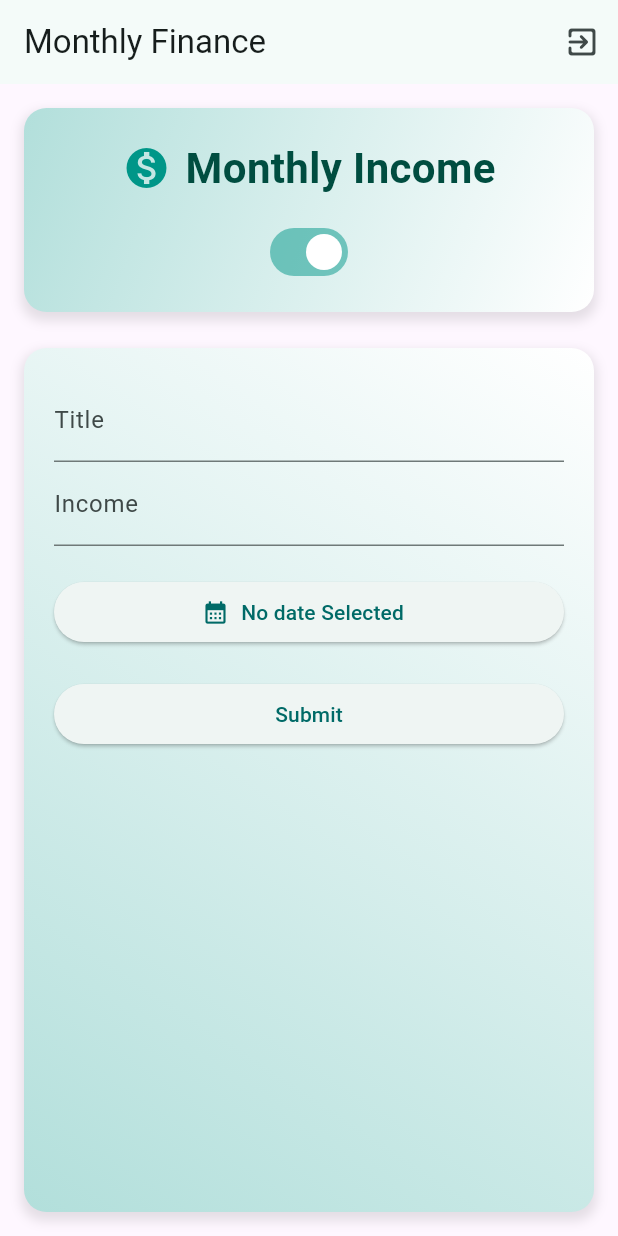
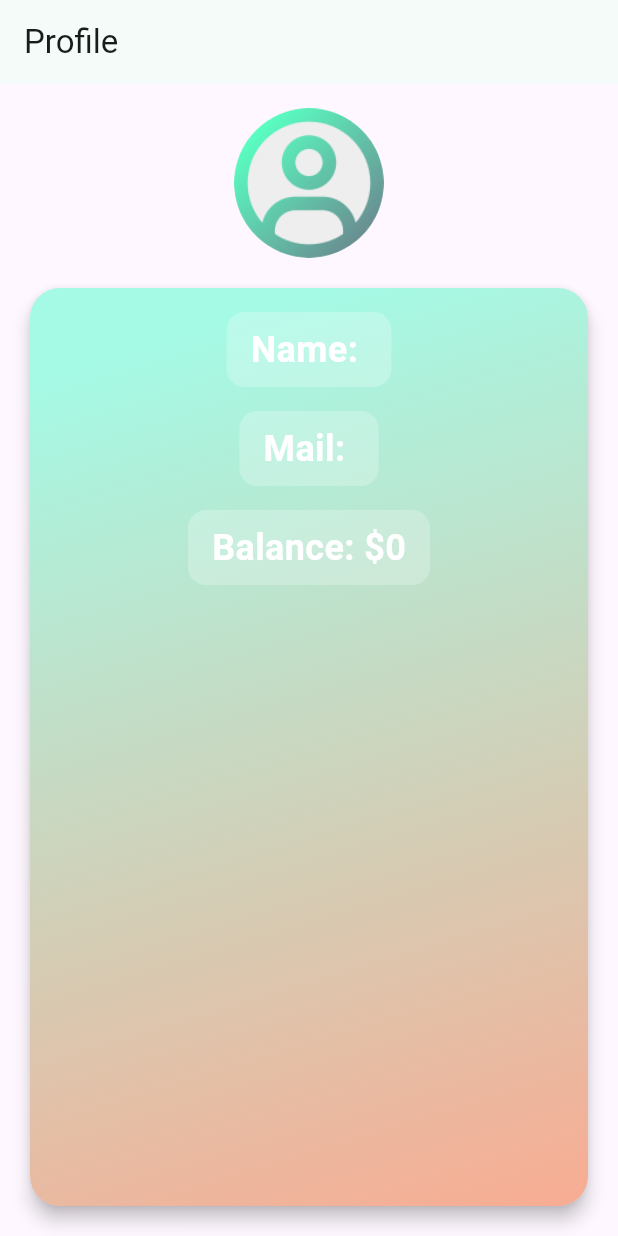
Before and after one commit to RaihanRafi01/Finance-Management, a Flutter app: the screen it shows once a user with an empty profile is signed in, on a phone screen of 412 x 824 dp. Run offline on Flutter 3.47's test engine with Material 3 defaults, Android fonts, the phone set to English and light mode, and no system bars; our stand-ins replace cloud_firestore, firebase_auth, firebase_core, firebase_storage, fl_chart, flutter_svg and 4 more; accounts and stored records are empty.

Commit message:
profile Screen Done (View,Update,Pic Upload)

```diff
--- a/lib/main.dart
+++ b/lib/main.dart
@@ -2,6 +2,7 @@
 import 'package:finance_management/services/recurringFinanceManager.dart';
 import 'package:finance_management/ui/screens/authentication.dart';
 import 'package:finance_management/ui/screens/monthlyFinance.dart';
+import 'package:finance_management/ui/screens/profile.dart';
 import 'package:finance_management/ui/screens/splash.dart';
 import 'package:firebase_auth/firebase_auth.dart';
 import 'package:firebase_core/firebase_core.dart';
@@ -41,7 +42,7 @@
             return const SplashScreen();
           }
           if (snapshot.hasData) {
-            return const MonthlyFinanceScreen();
+            return ProfileScreen();
           }
           return const AuthScreen();
         },
--- /dev/null
+++ b/lib/ui/screens/profile.dart
@@ -0,0 +1,244 @@
+import 'dart:io';
+
+import 'package:flutter/material.dart';
+import 'package:cloud_firestore/cloud_firestore.dart';
+import 'package:firebase_auth/firebase_auth.dart';
+import 'package:image_picker/image_picker.dart';
+import 'package:firebase_storage/firebase_storage.dart';
+
+class ProfileScreen extends StatefulWidget {
+  const ProfileScreen({super.key});
+
+  @override
+  _ProfileScreenState createState() => _ProfileScreenState();
+}
+
+class _ProfileScreenState extends State<ProfileScreen> {
+  late Future<DocumentSnapshot> _userData;
+  File? _pickedImageFile;
+  final picker = ImagePicker();
+
+  // Editing Controllers
+  final _usernameController = TextEditingController();
+  final _emailController = TextEditingController();
+
+  bool _isEditing = false;
+
+  @override
+  void initState() {
+    super.initState();
+    final user = FirebaseAuth.instance.currentUser!;
+    final userDoc = FirebaseFirestore.instance.collection('users').doc(user.uid);
+    _userData = userDoc.get().then((snapshot) {
+      if (snapshot.exists) {
+        final data = snapshot.data() as Map<String, dynamic>;
+        _usernameController.text = data['username'] ?? '';
+        _emailController.text = data['email'] ?? '';
+      }
+      return snapshot;
+    });
+  }
+
+  Future<void> _pickImage() async {
+    final pickedImage = await picker.pickImage(
+      source: ImageSource.camera, // or ImageSource.gallery
+      imageQuality: 50,
+      maxWidth: 150,
+    );
+    if (pickedImage != null) {
+      setState(() {
+        _pickedImageFile = File(pickedImage.path);
+      });
+      await _uploadProfilePic(_pickedImageFile!);
+    }
+  }
+
+  Future<void> _uploadProfilePic(File imageFile) async {
+    final user = FirebaseAuth.instance.currentUser!;
+    final storageRef = FirebaseStorage.instance
+        .ref()
+        .child('user_profile_pics')
+        .child('${user.uid}.jpg');
+
+    await storageRef.putFile(imageFile);
+
+    final downloadUrl = await storageRef.getDownloadURL();
+    await FirebaseFirestore.instance
+        .collection('users')
+        .doc(user.uid)
+        .update({'picture': downloadUrl});
+
+    setState(() {
+      _userData = FirebaseFirestore.instance.collection('users').doc(user.uid).get();
+    });
+  }
+
+  Future<void> _saveChanges() async {
+    final user = FirebaseAuth.instance.currentUser!;
+    await FirebaseFirestore.instance.collection('users').doc(user.uid).update({
+      'username': _usernameController.text,
+      'email': _emailController.text,
+    });
+
+    setState(() {
+      _isEditing = false;
+      _userData = FirebaseFirestore.instance.collection('users').doc(user.uid).get();
+    });
+  }
+
+  void _cancelChanges() {
+    setState(() {
+      _isEditing = false;
+      // Optionally reset the text fields to original values
+    });
+  }
+
+  Widget _buildTextField(String label, TextEditingController controller) {
+    return Padding(
+      padding: const EdgeInsets.only(bottom: 16.0),
+      child: TextField(
+        controller: controller,
+        decoration: InputDecoration(
+          labelText: label,
+          border: const OutlineInputBorder(),
+        ),
+      ),
+    );
+  }
+
+  Widget _buildInfoBox(String label, String content) {
+    return Container(
+      padding: const EdgeInsets.symmetric(vertical: 8.0, horizontal: 16.0),
+      decoration: BoxDecoration(
+        color: Colors.white24,
+        borderRadius: BorderRadius.circular(12),
+      ),
+      child: Text('$label: $content',
+          style: const TextStyle(
+            fontSize: 24,
+            fontWeight: FontWeight.bold,
+            color: Colors.white,
+          )),
+    );
+  }
+
+  @override
+  Widget build(BuildContext context) {
+    return Scaffold(
+      appBar: AppBar(
+        title: const Text('Profile'),
+      ),
+      body: FutureBuilder<DocumentSnapshot>(
+        future: _userData,
+        builder: (context, snapshot) {
+          if (snapshot.connectionState == ConnectionState.waiting) {
+            return const Center(child: CircularProgressIndicator());
+          }
+
+          if (snapshot.hasError) {
+            return Center(child: Text('Error: ${snapshot.error}'));
+          }
+
+          if (!snapshot.hasData || !snapshot.data!.exists) {
+            return const Center(child: Text('No user data found.'));
+          }
+
+          final userData = snapshot.data!.data() as Map<String, dynamic>;
+          final profilePicUrl = userData['picture'] as String?;
+          final hasProfilePic = profilePicUrl != null && profilePicUrl.isNotEmpty;
+
+          return Padding(
+            padding: const EdgeInsets.all(16.0),
+            child: Column(
+              children: [
+                // Profile Picture
+                InkWell(
+                  onTap: _pickImage,
+                  borderRadius: BorderRadius.circular(50),
+                  child: CircleAvatar(
+                    radius: 50,
+                    backgroundImage: _pickedImageFile != null
+                        ? FileImage(_pickedImageFile!)
+                        : (hasProfilePic
+                        ? NetworkImage(profilePicUrl)
+                        : const AssetImage('assets/images/add_image.png')) as ImageProvider,
+                    backgroundColor: Colors.grey[200],
+                  ),
+                ),
+                const SizedBox(height: 16),
+
+                // Card with Gradient and User Info
+                Expanded(
+                  child: GestureDetector(
+                    onLongPress: () {
+                      setState(() {
+                        _isEditing = true;
+                      });
+                    },
+                    child: Card(
+                      shape: RoundedRectangleBorder(
+                        borderRadius: BorderRadius.circular(20),
+                      ),
+                      elevation: 5,
+                      child: Container(
+                        width: double.infinity,
+                        padding: EdgeInsets.all(16.0),
+                        decoration: BoxDecoration(color: Colors.black54,
+                          borderRadius: BorderRadius.circular(20),
+                      gradient: const LinearGradient(
+                      colors: [Colors.tealAccent, Colors.deepOrangeAccent],
+                        begin: Alignment.topCenter,
+                        end: Alignment.bottomRight,
+                      ),
+                    ),
+                        child: Column(
+                          crossAxisAlignment: CrossAxisAlignment.center,
+                          children: [
+                            // Username in a Box
+                            _isEditing
+                                ? _buildTextField('Username', _usernameController)
+                                : _buildInfoBox('Name', userData['username'] ?? 'No Username'),
+                            const SizedBox(height: 16),
+
+                            // Email in a Box
+                            _isEditing
+                                ? _buildTextField('Email', _emailController)
+                                : _buildInfoBox('Mail', userData['email'] ?? 'No Email'),
+                            const SizedBox(height: 16),
+
+                            // Balance in a Box
+                            _buildInfoBox('Balance', '\$${userData['balance'] ?? 0}'),
+                            const SizedBox(height: 16),
+
+                            // Save Changes Button and Cancel Button
+                            if (_isEditing)
+                              Column(
+                                children: [
+                                  ElevatedButton(
+                                    onPressed: _saveChanges,
+                                    child: const Text('Save Changes'),
+                                  ),
+                                  const SizedBox(height: 8),
+                                  ElevatedButton(
+                                    onPressed: _cancelChanges,
+                                    style: ElevatedButton.styleFrom(
+                                      backgroundColor: Colors.deepOrangeAccent, // Change color to red for cancel button
+                                    ),
+                                    child: Text('Cancel'),
+                                  ),
+                                ],
+                              ),
+                          ],
+                        ),
+                      ),
+                    ),
+                  ),
+                ),
+              ],
+            ),
+          );
+        },
+      ),
+    );
+  }
+}
--- a/pubspec.yaml
+++ b/pubspec.yaml
@@ -46,6 +46,8 @@ dependencies:
   flutter_svg: ^2.0.10+1
   rxdart: ^0.28.0
   shared_preferences: ^2.3.2
+  image_picker: ^1.1.2
+  permission_handler: ^11.3.1
 
 dev_dependencies:
   flutter_test:
```
Also changed, not shown: assets/images/add_image.png (added), pubspec.lock, 1 other file.
